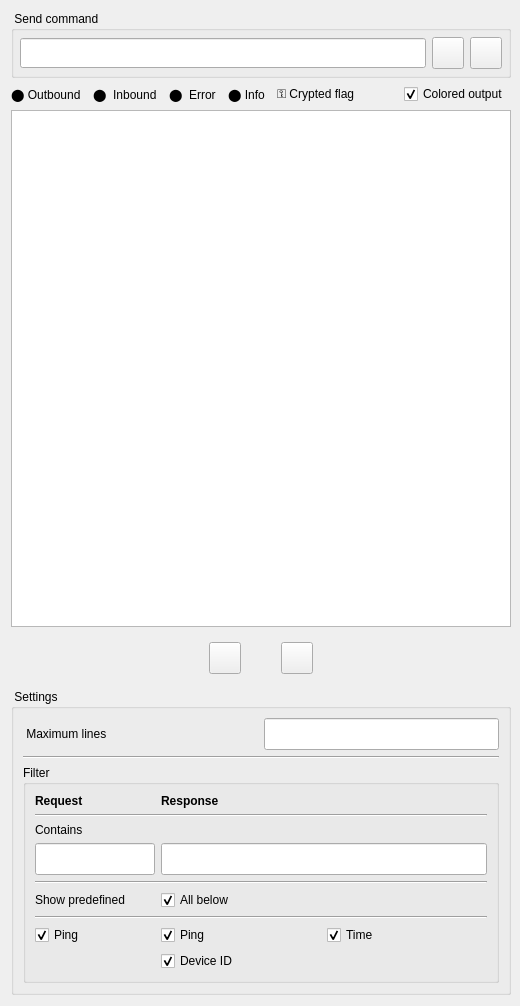
This is src/ui/debug.ui in AceOfSnakes/NetRC as Qt 5 draws it before an edit. The edited form follows.
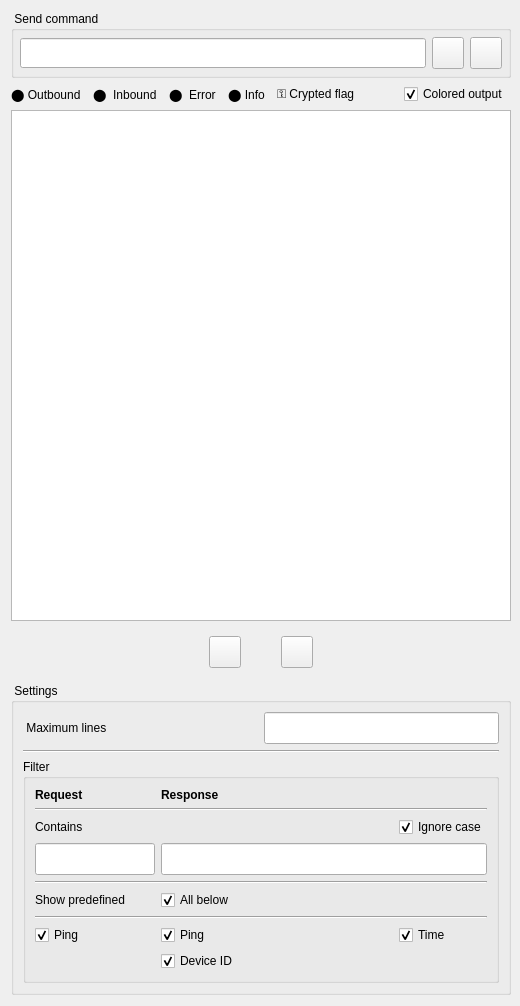
This is the edited form. Icons and pictures are not drawn.

```diff
--- a/src/ui/debug.ui
+++ b/src/ui/debug.ui
@@ -509,27 +509,13 @@
          <property name="bottomMargin">
           <number>9</number>
          </property>
-         <item row="1" column="0">
-          <widget class="QLabel" name="rq">
-           <property name="sizePolicy">
-            <sizepolicy hsizetype="Fixed" vsizetype="Fixed">
-             <horstretch>0</horstretch>
-             <verstretch>0</verstretch>
-            </sizepolicy>
-           </property>
-           <property name="minimumSize">
-            <size>
-             <width>0</width>
-             <height>0</height>
-            </size>
-           </property>
-           <property name="font">
-            <font>
-             <bold>true</bold>
-            </font>
-           </property>
+         <item row="17" column="1">
+          <widget class="QCheckBox" name="deviceRs">
            <property name="text">
-            <string>Request</string>
+            <string>Device ID</string>
+           </property>
+           <property name="checked">
+            <bool>true</bool>
            </property>
           </widget>
          </item>
@@ -551,7 +537,7 @@
            </property>
           </widget>
          </item>
-         <item row="17" column="0">
+         <item row="16" column="0">
           <widget class="QCheckBox" name="pingRq">
            <property name="minimumSize">
             <size>
@@ -567,23 +553,7 @@
            </property>
           </widget>
          </item>
-         <item row="17" column="2">
-          <widget class="QCheckBox" name="timeRs">
-           <property name="minimumSize">
-            <size>
-             <width>80</width>
-             <height>0</height>
-            </size>
-           </property>
-           <property name="text">
-            <string>Time</string>
-           </property>
-           <property name="checked">
-            <bool>true</bool>
-           </property>
-          </widget>
-         </item>
-         <item row="5" column="0">
+         <item row="4" column="0">
           <widget class="QLineEdit" name="rqRegex">
            <property name="enabled">
             <bool>true</bool>
@@ -611,49 +581,7 @@
            </property>
           </widget>
          </item>
-         <item row="3" column="0" colspan="3">
-          <widget class="Line" name="line">
-           <property name="sizePolicy">
-            <sizepolicy hsizetype="Expanding" vsizetype="Fixed">
-             <horstretch>0</horstretch>
-             <verstretch>0</verstretch>
-            </sizepolicy>
-           </property>
-           <property name="minimumSize">
-            <size>
-             <width>0</width>
-             <height>0</height>
-            </size>
-           </property>
-           <property name="orientation">
-            <enum>Qt::Orientation::Horizontal</enum>
-           </property>
-          </widget>
-         </item>
-         <item row="6" column="0" colspan="3">
-          <widget class="Line" name="line_4">
-           <property name="orientation">
-            <enum>Qt::Orientation::Horizontal</enum>
-           </property>
-          </widget>
-         </item>
-         <item row="17" column="1">
-          <widget class="QCheckBox" name="pingRs">
-           <property name="minimumSize">
-            <size>
-             <width>80</width>
-             <height>0</height>
-            </size>
-           </property>
-           <property name="text">
-            <string>Ping</string>
-           </property>
-           <property name="checked">
-            <bool>true</bool>
-           </property>
-          </widget>
-         </item>
-         <item row="7" column="1" colspan="2">
+         <item row="6" column="1" colspan="2">
           <widget class="QCheckBox" name="displayAllCheckBox">
            <property name="text">
             <string>All below</string>
@@ -663,40 +591,30 @@
            </property>
           </widget>
          </item>
-         <item row="4" column="0" colspan="3">
-          <widget class="QLabel" name="label">
-           <property name="sizePolicy">
-            <sizepolicy hsizetype="Preferred" vsizetype="Fixed">
-             <horstretch>0</horstretch>
-             <verstretch>0</verstretch>
-            </sizepolicy>
+         <item row="16" column="1">
+          <widget class="QCheckBox" name="pingRs">
+           <property name="minimumSize">
+            <size>
+             <width>80</width>
+             <height>0</height>
+            </size>
            </property>
            <property name="text">
-            <string>Contains</string>
-           </property>
-           <property name="alignment">
-            <set>Qt::AlignmentFlag::AlignLeading|Qt::AlignmentFlag::AlignLeft|Qt::AlignmentFlag::AlignVCenter</set>
-           </property>
-          </widget>
-         </item>
-         <item row="18" column="1">
-          <widget class="QCheckBox" name="deviceRs">
-           <property name="text">
-            <string>Device ID</string>
+            <string>Ping</string>
            </property>
            <property name="checked">
             <bool>true</bool>
            </property>
           </widget>
          </item>
-         <item row="10" column="0" colspan="3">
+         <item row="9" column="0" colspan="3">
           <widget class="Line" name="line_2">
            <property name="orientation">
             <enum>Qt::Orientation::Horizontal</enum>
            </property>
           </widget>
          </item>
-         <item row="7" column="0">
+         <item row="6" column="0">
           <widget class="QLabel" name="label_2">
            <property name="sizePolicy">
             <sizepolicy hsizetype="Fixed" vsizetype="Preferred">
@@ -709,7 +627,91 @@
            </property>
           </widget>
          </item>
-         <item row="5" column="1" colspan="2">
+         <item row="16" column="2">
+          <widget class="QCheckBox" name="timeRs">
+           <property name="minimumSize">
+            <size>
+             <width>80</width>
+             <height>0</height>
+            </size>
+           </property>
+           <property name="text">
+            <string>Time</string>
+           </property>
+           <property name="checked">
+            <bool>true</bool>
+           </property>
+          </widget>
+         </item>
+         <item row="3" column="0">
+          <widget class="QLabel" name="label">
+           <property name="sizePolicy">
+            <sizepolicy hsizetype="Preferred" vsizetype="Fixed">
+             <horstretch>0</horstretch>
+             <verstretch>0</verstretch>
+            </sizepolicy>
+           </property>
+           <property name="text">
+            <string>Contains</string>
+           </property>
+           <property name="alignment">
+            <set>Qt::AlignmentFlag::AlignLeading|Qt::AlignmentFlag::AlignLeft|Qt::AlignmentFlag::AlignVCenter</set>
+           </property>
+          </widget>
+         </item>
+         <item row="2" column="0" colspan="3">
+          <widget class="Line" name="line">
+           <property name="sizePolicy">
+            <sizepolicy hsizetype="Expanding" vsizetype="Fixed">
+             <horstretch>0</horstretch>
+             <verstretch>0</verstretch>
+            </sizepolicy>
+           </property>
+           <property name="minimumSize">
+            <size>
+             <width>0</width>
+             <height>0</height>
+            </size>
+           </property>
+           <property name="orientation">
+            <enum>Qt::Orientation::Horizontal</enum>
+           </property>
+          </widget>
+         </item>
+         <item row="3" column="1">
+          <spacer name="horizontalSpacer_2">
+           <property name="orientation">
+            <enum>Qt::Orientation::Horizontal</enum>
+           </property>
+           <property name="sizeHint" stdset="0">
+            <size>
+             <width>40</width>
+             <height>20</height>
+            </size>
+           </property>
+          </spacer>
+         </item>
+         <item row="3" column="2">
+          <widget class="QCheckBox" name="ignoreCaseCheck">
+           <property name="enabled">
+            <bool>true</bool>
+           </property>
+           <property name="text">
+            <string>Ignore case</string>
+           </property>
+           <property name="checked">
+            <bool>true</bool>
+           </property>
+          </widget>
+         </item>
+         <item row="5" column="0" colspan="3">
+          <widget class="Line" name="line_4">
+           <property name="orientation">
+            <enum>Qt::Orientation::Horizontal</enum>
+           </property>
+          </widget>
+         </item>
+         <item row="4" column="1" colspan="2">
           <widget class="QLineEdit" name="rsRegex">
            <property name="enabled">
             <bool>true</bool>
@@ -737,6 +739,30 @@
            </property>
           </widget>
          </item>
+         <item row="1" column="0">
+          <widget class="QLabel" name="rq">
+           <property name="sizePolicy">
+            <sizepolicy hsizetype="Fixed" vsizetype="Fixed">
+             <horstretch>0</horstretch>
+             <verstretch>0</verstretch>
+            </sizepolicy>
+           </property>
+           <property name="minimumSize">
+            <size>
+             <width>0</width>
+             <height>0</height>
+            </size>
+           </property>
+           <property name="font">
+            <font>
+             <bold>true</bold>
+            </font>
+           </property>
+           <property name="text">
+            <string>Request</string>
+           </property>
+          </widget>
+         </item>
         </layout>
         <zorder>pingRq</zorder>
         <zorder>label_2</zorder>
@@ -752,6 +778,8 @@
         <zorder>rs</zorder>
         <zorder>rq</zorder>
         <zorder>rsRegex</zorder>
+        <zorder>ignoreCaseCheck</zorder>
+        <zorder>horizontalSpacer_2</zorder>
        </widget>
       </item>
      </layout>
```
